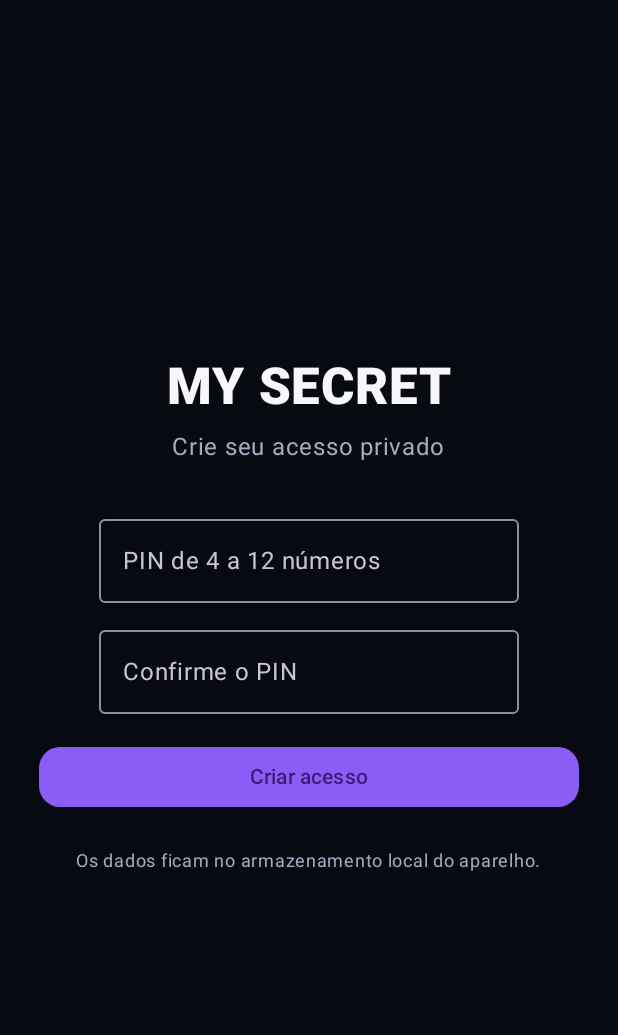
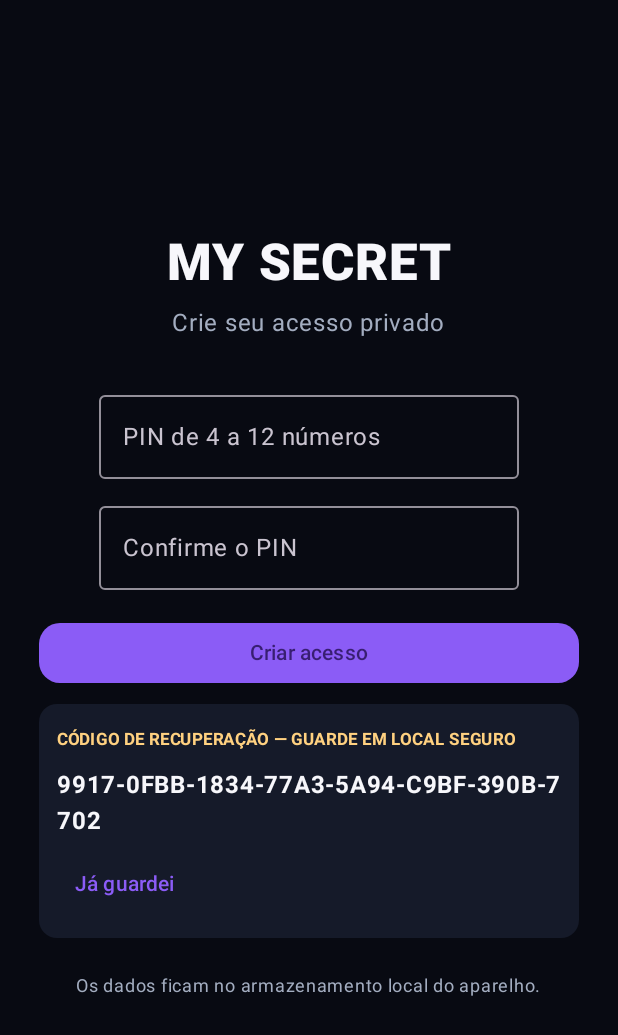
Before and after one commit to davinacimento1290-ops/MY-SECRET, an Android app built with Jetpack Compose: the screen it shows after launch (MainActivity), on a phone screen of 412 x 824 dp. Shown: the top 1035 px of the screen. Run offline under Robolectric (Android 15) with nearby library versions, the phone set to English and light mode, and no system bars; 1 statement that could not run was skipped.

Commit message:
Integrate biometric unlock, recovery code and automatic app lock

```diff
--- a/app/src/main/java/com/mysecret/app/MainActivity.kt
+++ b/app/src/main/java/com/mysecret/app/MainActivity.kt
@@ -1,6 +1,11 @@
 package com.mysecret.app
 
 import android.os.Bundle
+import androidx.fragment.app.FragmentActivity
+import androidx.lifecycle.Lifecycle
+import androidx.lifecycle.LifecycleEventObserver
+import com.mysecret.app.security.BiometricUnlock
+import com.mysecret.app.security.RecoveryCodeManager
 import androidx.activity.ComponentActivity
 import androidx.activity.compose.rememberLauncherForActivityResult
 import androidx.activity.result.contract.ActivityResultContracts
@@ -35,7 +40,7 @@ private val Accent = Color(0xFF8B5CF6)
 private val Muted = Color(0xFFA3ADC0)
 private val White = Color(0xFFF7F7FB)
 
-class MainActivity : ComponentActivity() {
+class MainActivity : FragmentActivity() {
     override fun onCreate(savedInstanceState: Bundle?) {
         super.onCreate(savedInstanceState)
         setContent { MySecretRoot() }
@@ -46,6 +51,18 @@ class MainActivity : ComponentActivity() {
 private fun MySecretRoot() {
     val context = androidx.compose.ui.platform.LocalContext.current
     val auth = remember { LocalAuthManager(context) }
+    val recovery = remember { RecoveryCodeManager(context) }
+    val biometric = remember { BiometricUnlock(context as FragmentActivity) }
+    var recoveryCode by remember { mutableStateOf(recovery.createIfMissing()) }
+    var recoverMode by remember { mutableStateOf(false) }
+    var recoveryInput by remember { mutableStateOf("") }
+    var newPin by remember { mutableStateOf("") }
+    val lifecycleOwner = androidx.lifecycle.compose.LocalLifecycleOwner.current
+    DisposableEffect(lifecycleOwner) {
+        val observer = LifecycleEventObserver { _, event -> if (event == Lifecycle.Event.ON_STOP) unlocked = false }
+        lifecycleOwner.lifecycle.addObserver(observer)
+        onDispose { lifecycleOwner.lifecycle.removeObserver(observer) }
+    }
     var unlocked by remember { mutableStateOf(false) }
     var pin by remember { mutableStateOf("") }
     var confirmPin by remember { mutableStateOf("") }
@@ -57,11 +74,23 @@ private fun MySecretRoot() {
                 Column(Modifier.fillMaxSize().padding(26.dp), horizontalAlignment=Alignment.CenterHorizontally, verticalArrangement=Arrangement.Center) {
                     Text("MY SECRET", color=White, fontSize=34.sp, fontWeight=FontWeight.Black)
                     Text(if (isSetup) "Crie seu acesso privado" else "Seu espaço pessoal", color=Muted, modifier=Modifier.padding(top=8.dp,bottom=28.dp))
+                    if(!recoverMode) {
                     OutlinedTextField(value=pin,onValueChange={if(it.length<=12 && it.all(Char::isDigit)) pin=it},label={Text("PIN de 4 a 12 números")},singleLine=true,visualTransformation=PasswordVisualTransformation(),keyboardOptions=KeyboardOptions(keyboardType=KeyboardType.NumberPassword))
                     if(isSetup) {
                         OutlinedTextField(value=confirmPin,onValueChange={if(it.length<=12 && it.all(Char::isDigit)) confirmPin=it},label={Text("Confirme o PIN")},singleLine=true,visualTransformation=PasswordVisualTransformation(),keyboardOptions=KeyboardOptions(keyboardType=KeyboardType.NumberPassword),modifier=Modifier.padding(top=10.dp))
                     }
                     if(error.isNotBlank()) Text(error,color=Color(0xFFFF8585),modifier=Modifier.padding(top=10.dp))
+                    } else {
+                        OutlinedTextField(value=recoveryInput,onValueChange={recoveryInput=it},label={Text("Código de recuperação")},singleLine=true)
+                        OutlinedTextField(value=newPin,onValueChange={if(it.length<=12 && it.all(Char::isDigit)) newPin=it},label={Text("Novo PIN")},singleLine=true,visualTransformation=PasswordVisualTransformation())
+                        Button(onClick={
+                            if(recovery.verify(recoveryInput) && newPin.length in 4..12) {
+                                auth.configurePin(newPin.toCharArray()); recoveryCode=recovery.rotate()
+                                recoveryInput="";newPin="";recoverMode=false;unlocked=true;error=""
+                            } else error="Código inválido ou PIN fora do limite."
+                        },modifier=Modifier.fillMaxWidth().padding(top=8.dp)) { Text("Redefinir PIN") }
+                        TextButton(onClick={recoverMode=false}) { Text("Voltar") }
+                    }
                     Button(onClick={
                         try {
                             if(isSetup) {
@@ -74,6 +103,17 @@ private fun MySecretRoot() {
                             pin=""; confirmPin=""
                         } catch(e:Exception) { error=e.message ?: "Não foi possível configurar o acesso." }
                     },modifier=Modifier.fillMaxWidth().padding(top=18.dp),shape=RoundedCornerShape(14.dp)) { Text(if(isSetup) "Criar acesso" else "Desbloquear") }
+                    if(!isSetup && !recoverMode && biometric.canUse()) OutlinedButton(onClick={
+                        biometric.authenticate { ok, msg -> if(ok) unlocked=true else if(!msg.isNullOrBlank() && !msg.contains("cancel",true)) error=msg }
+                    },modifier=Modifier.fillMaxWidth().padding(top=8.dp)) { Text("Desbloquear com biometria") }
+                    if(!isSetup && !recoverMode) TextButton(onClick={recoverMode=true;error=""}) { Text("Esqueci meu PIN") }
+                    if(recoveryCode!=null) Card(Modifier.fillMaxWidth().padding(top=10.dp),colors=CardDefaults.cardColors(containerColor=Panel)) {
+                        Column(Modifier.padding(12.dp)) {
+                            Text("CÓDIGO DE RECUPERAÇÃO — GUARDE EM LOCAL SEGURO",color=Color(0xFFFFD180),fontSize=11.sp,fontWeight=FontWeight.Bold)
+                            Text(recoveryCode!!,color=White,fontWeight=FontWeight.Bold,modifier=Modifier.padding(vertical=6.dp))
+                            TextButton(onClick={recoveryCode=null}) { Text("Já guardei") }
+                        }
+                    }
                     Text("Os dados ficam no armazenamento local do aparelho.",color=Muted,fontSize=12.sp,modifier=Modifier.padding(top=20.dp))
                 }
             } else {
```
